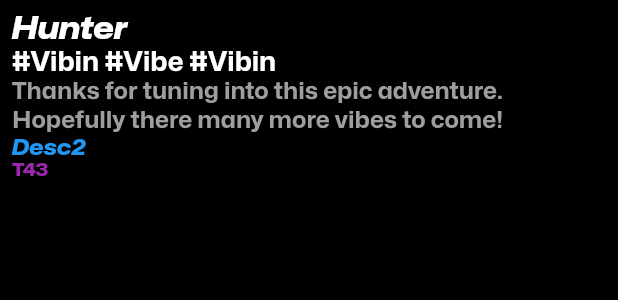
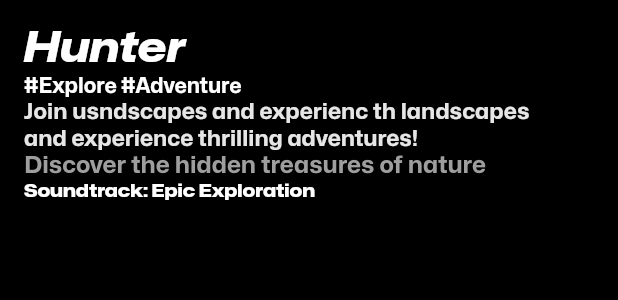
Before and after one commit to hunterjreid/Vibe, a Flutter app: the VideoTextOverlay widget shown alone on an empty page, opened directly, on a phone screen of 412 x 824 dp. Shown: the top 300 px of the screen. Run offline on Flutter 3.47's test engine with Material 2 defaults, Android fonts, the phone set to English and light mode, and no system bars; our stand-ins replace cached_network_image, camera, chewie, cloud_firestore, firebase_auth, firebase_core and 5 more; missing offline and left inert: video_compress; accounts and stored records are empty; network calls fail.

Commit message:
Fixed text wrapping issue for video screen

```diff
--- a/lib/views/screens/newLayout_screen.dart
+++ b/lib/views/screens/newLayout_screen.dart
@@ -238,22 +238,24 @@ class _NewLayoutScreenState extends State<NewLayoutScreen> {
                     color: Color.fromARGB(255, 255, 255, 255),
                   ),
                 ),
+
               ),
+
             ),
 VideoTextOverlay(
   texts: [
           'Hunter',
-    '#Vibin #Vibe #Vibin',
-    'Thanks for tuning into this epic adventure. Hopefully there many more vibes to come!',
-    'Desc2',
-    'T43',
+          '#Explore #Adventure',
+          'Join usndscapes and experienc th landscapes and experience thrilling adventures!',
+          'Discover the hidden treasures of nature',
+          'Soundtrack: Epic Exploration',
   ],
   textStyles: [
-    TextStyle(fontSize: 20, color: Colors.white,   fontFamily: 'MonaSansExtraBoldWideItalic',),
-    TextStyle(fontSize: 18, color: Colors.white, fontWeight: FontWeight.bold,  fontFamily: 'MonaSans',),
+    TextStyle(fontSize: 28, color: Colors.white,   fontFamily: 'MonaSansExtraBoldWideItalic',),
+    TextStyle(fontSize: 14, color: Colors.white, fontWeight: FontWeight.bold,  fontFamily: 'MonaSans',),
+    TextStyle(fontSize: 15, color: Color.fromARGB(255, 230, 230, 230), fontWeight: FontWeight.bold,  fontFamily: 'MonaSans',),
     TextStyle(fontSize: 16, color: Colors.grey, fontWeight: FontWeight.bold,  fontFamily: 'MonaSans',),
-    TextStyle(fontSize: 14, color: Colors.blue,    fontFamily: 'MonaSansExtraBoldWideItalic',),
-    TextStyle(fontSize: 12, color: Colors.purple,    fontFamily: 'MonaSansExtraBoldWide',),
+    TextStyle(fontSize: 12, color: Colors.white,    fontFamily: 'MonaSansExtraBoldWide',),
   ],
 ),
           ],
@@ -306,8 +308,6 @@ VideoTextOverlay(
   }
 }
 
-
-
 class VideoTextOverlay extends StatelessWidget {
   final List<TextStyle> textStyles;
   final List<String> texts;
@@ -320,24 +320,28 @@ class VideoTextOverlay extends StatelessWidget {
 
   @override
   Widget build(BuildContext context) {
+    double c_width = MediaQuery.of(context).size.width * 0.9;
+
     return Positioned(
       bottom: 16,
       left: 16,
       child: Container(
-        padding: EdgeInsets.all(8),
-        decoration: BoxDecoration(
-          color: Colors.black.withOpacity(0.6),
-          borderRadius: BorderRadius.circular(8),
-        ),
+        padding: const EdgeInsets.all(16.0),
+        width: c_width,
         child: Column(
+          children: <Widget>[
+            Column(
                     crossAxisAlignment: CrossAxisAlignment.start,
               children: List.generate(texts.length, (index) {
                 final textStyle = textStyles.length > index ? textStyles[index] : TextStyle();
                 return Text(
                   texts[index],
                   style: textStyle,
+                  overflow: TextOverflow.clip,
                 );
               }),
+            ),
+          ],
         ),
       ),
     );
```
Lines whose indentation alone changed are shown as unchanged.
